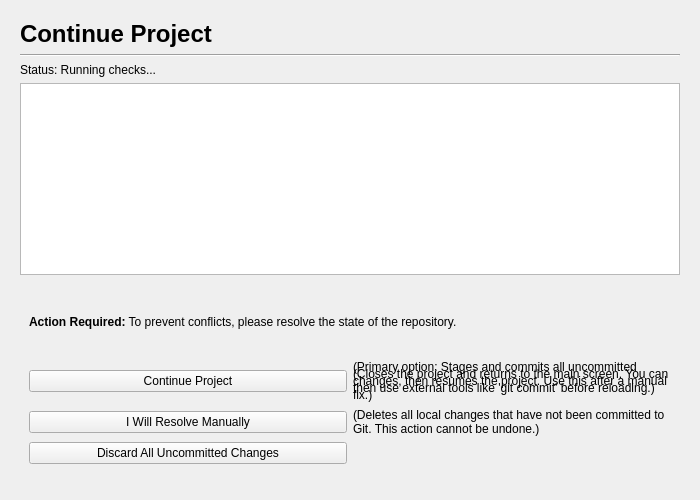
Before: the Qt Designer form gui/preflight_check_page.ui in mariolewis/asdf_factory, drawn with Qt 5.
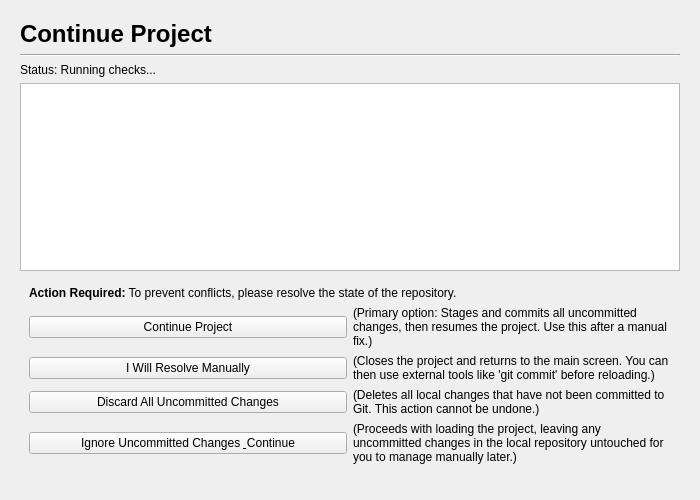
After: the same form once the commit is applied. The open tabs and pages were chosen to show the change.

The edit to the form file:
```diff
--- a/gui/preflight_check_page.ui
+++ b/gui/preflight_check_page.ui
@@ -119,7 +119,7 @@
            </property>
           </widget>
          </item>
-         <item row="0" column="1">
+         <item row="1" column="1">
           <widget class="QLabel" name="manualResolveLabel">
            <property name="text">
             <string>(Closes the project and returns to the main screen. You can then use external tools like 'git commit' before reloading.)</string>
@@ -136,7 +136,7 @@
            </property>
           </widget>
          </item>
-         <item row="1" column="1">
+         <item row="2" column="1">
           <widget class="QLabel" name="discardLabel">
            <property name="text">
             <string>(Deletes all local changes that have not been committed to Git. This action cannot be undone.)</string>
@@ -146,6 +146,23 @@
            </property>
           </widget>
          </item>
+         <item row="3" column="0">
+          <widget class="QPushButton" name="ignoreButton">
+           <property name="text">
+            <string>Ignore Uncommitted Changes &amp; Continue</string>
+           </property>
+          </widget>
+         </item>
+         <item row="3" column="1">
+          <widget class="QLabel" name="ignoreLabel">
+           <property name="text">
+            <string>(Proceeds with loading the project, leaving any uncommitted changes in the local repository untouched for you to manage manually later.)</string>
+           </property>
+           <property name="wordWrap">
+            <bool>true</bool>
+           </property>
+          </widget>
+         </item>
         </layout>
        </item>
       </layout>
```
